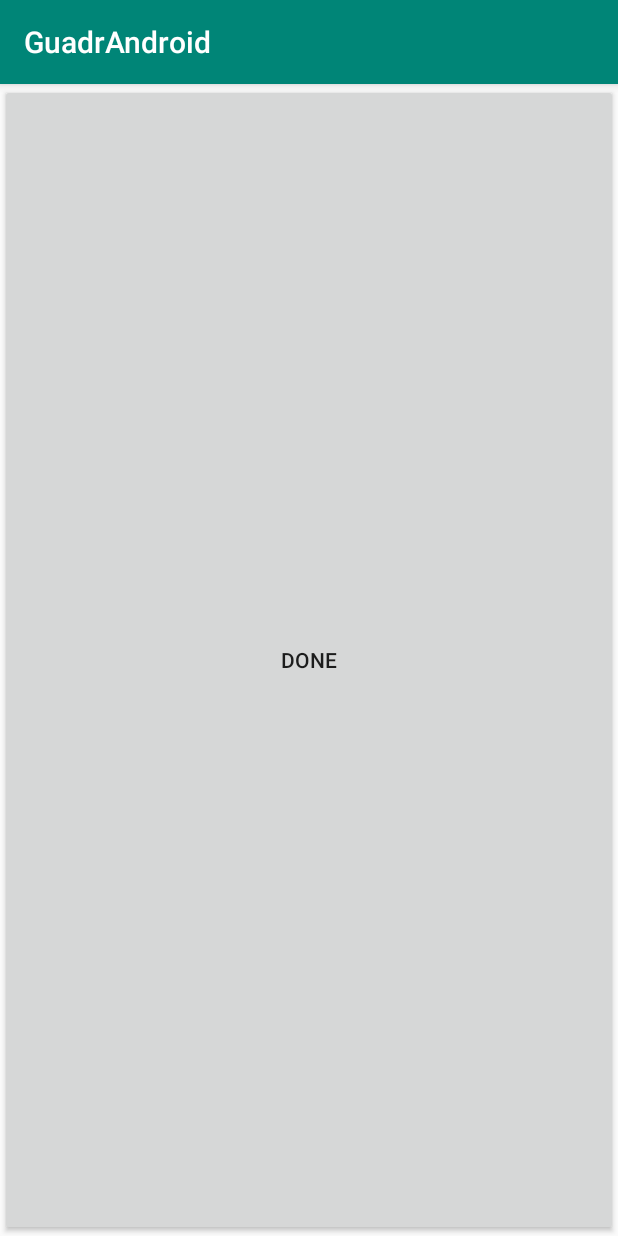
After one commit to guadr/AndroidApp, an Android app: the SellerPage screen opened directly, with no data from a screen before it, on a phone screen of 412 x 824 dp. The commit adds this screen. Run offline under Robolectric (Android 15) with nearby library versions, the phone set to English and light mode, and no system bars.

Commit message:
commit for code review

```diff
--- a/app/src/main/AndroidManifest.xml
+++ b/app/src/main/AndroidManifest.xml
@@ -9,7 +9,9 @@
         android:roundIcon="@mipmap/ic_launcher_round"
         android:supportsRtl="true"
         android:theme="@style/AppTheme">
-        <activity android:name=".SignupActivity"></activity>
+        <activity android:name=".SellerPage"></activity>
+        <activity android:name=".StoreOverview" />
+        <activity android:name=".SignupActivity" />
         <activity android:name=".LoginActivity">
             <intent-filter>
                 <action android:name="android.intent.action.MAIN" />
--- /dev/null
+++ b/app/src/main/java/com/example/guadrandroid/SellerPage.java
@@ -0,0 +1,77 @@
+
+package com.example.guadrandroid;
+import android.app.Activity;
+import android.content.Intent;
+import android.os.Bundle;
+import android.view.View;
+import android.widget.Button;
+import android.widget.GridLayout;
+
+
+import androidx.appcompat.app.AppCompatActivity;
+
+
+
+public class SellerPage extends AppCompatActivity {
+    boolean isNewSeller;//boolean to see whether the note is a new or already created note
+    int sellerPosition;//the position of the seller in the list
+
+    @Override
+    protected void onCreate(Bundle savedInstanceState) {
+        super.onCreate(savedInstanceState);
+        GridLayout gridLayout = new GridLayout(this);
+        setContentView(gridLayout);
+        gridLayout.setColumnCount(2);
+        setContentView(gridLayout);
+
+        Intent intent = getIntent();
+        if(intent!=null) {
+            isNewSeller = intent.getBooleanExtra("noteCreated", false);
+            if (!isNewSeller) {//if note has already been created
+                sellerPosition = intent.getIntExtra("position", 0);
+                String sellerName = intent.getStringExtra("sellerName");//getting the already entered content
+                String sellerDescription = intent.getStringExtra("sellerDescription");
+            }
+        }
+
+        Button button = createButton(gridLayout);//adding the done button
+        button.setOnClickListener(new View.OnClickListener() {
+            @Override
+            public void onClick(View v) {
+                Intent intent2 = new Intent(SellerPage.this, StoreOverview.class);
+                setResult(Activity.RESULT_OK, intent2);
+                finish();
+            }
+        });
+    }
+
+
+    @Override
+    /**
+     * handling if user presses the android back button
+     */
+    public void onBackPressed() {
+        super.onBackPressed();
+        Intent intent = new Intent();
+        setResult(Activity.RESULT_CANCELED,intent);
+        SellerPage.this.finish();
+    }
+
+    /**
+     * This function sets the layout parameters for the create button and adds it to the view
+     * @param gridLayout the layout of note activity
+     * @return the set up create button
+     */
+    private Button createButton(GridLayout gridLayout){
+        Button button = new Button(this);
+        GridLayout.LayoutParams buttonParams = new GridLayout.LayoutParams();
+        buttonParams.width = 0;
+        buttonParams.height = 0;
+        buttonParams.rowSpec = GridLayout.spec(2,1,.5f);
+        buttonParams.columnSpec=GridLayout.spec(0,2,2);
+        button.setText(R.string.done_button);
+        button.setLayoutParams(buttonParams);
+        gridLayout.addView(button);
+        return button;
+    }
+}
--- a/app/src/main/res/values/strings.xml
+++ b/app/src/main/res/values/strings.xml
@@ -1,3 +1,4 @@
 <resources>
     <string name="app_name">GuadrAndroid</string>
+    <string name="done_button">Done</string>
 </resources>
--- a/build.gradle
+++ b/build.gradle
@@ -7,7 +7,7 @@ buildscript {
 
     }
     dependencies {
-        classpath 'com.android.tools.build:gradle:3.5.3'
+        classpath 'com.android.tools.build:gradle:3.6.2'
 
         // NOTE: Do not place your application dependencies here; they belong
         // in the individual module build.gradle files
```
Also changed, not shown: app/src/main/java/com/example/guadrandroid/LoginActivity.java (+4 -4 lines), app/src/main/java/com/example/guadrandroid/Seller.java (added, +27 -0 lines), app/src/main/java/com/example/guadrandroid/SellerItem.java (added, +31 -0 lines), app/src/main/java/com/example/guadrandroid/SignupActivity.java (+24 -6 lines), app/src/main/java/com/example/guadrandroid/StoreOverview.java (added, +62 -0 lines), app/src/main/java/com/example/guadrandroid/StorePageOpenHelper.java (added, +135 -0 lines), app/src/main/res/layout/activity_seller_page.xml (added, +9 -0 lines), app/src/main/res/layout/activity_signup.xml (+7 -1 lines), app/src/main/res/layout/activity_store_overview.xml (added, +9 -0 lines), gradle/wrapper/gradle-wrapper.properties.
